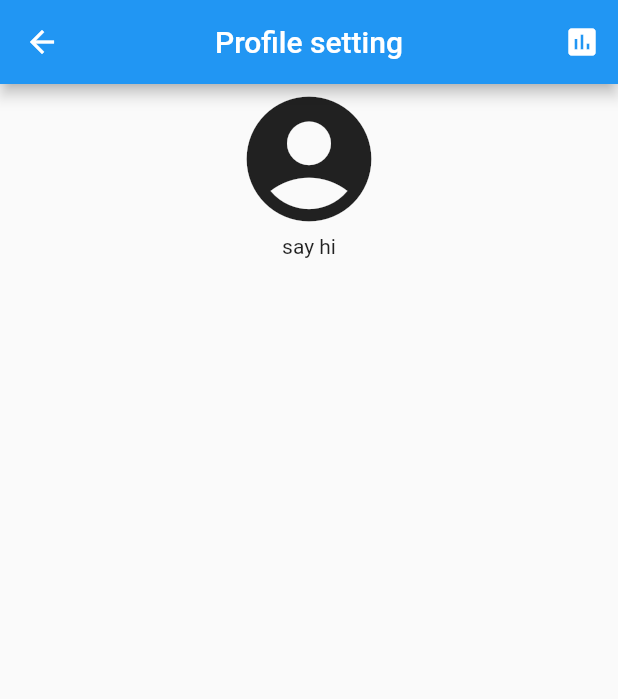
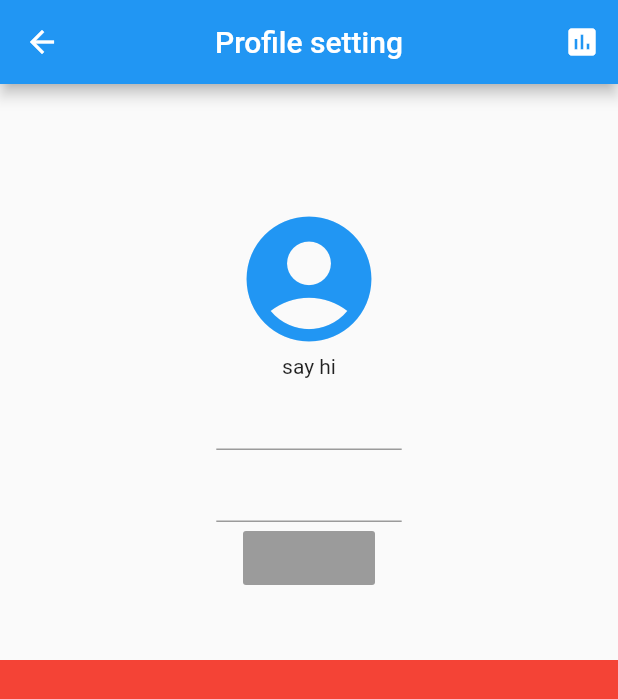
Before and after one commit to tbm98/make_sleep_better, a Flutter app: the screen it shows after launch, after a tap on the "account circle" icon, on a phone screen of 412 x 824 dp. Shown: the top 699 px of the screen. Run offline on Flutter 3.47's test engine with Material 2 defaults, Android fonts, the phone set to English and light mode, and no system bars.

Commit message:
edit homepage, some design in profile

```diff
--- a/lib/main.dart
+++ b/lib/main.dart
@@ -1,18 +1,18 @@
 import 'package:flutter/material.dart';
-import 'package:make_sleep_better/src/notifiers.dart';
+import 'package:make_sleep_better/src/providers/main.dart';
 import 'package:make_sleep_better/src/pages/home_page.dart';
 import 'package:provider/provider.dart';
 
 void main() => runApp(MultiProvider(providers: [
       ChangeNotifierProvider(
-        create: (_) => MainNotifier(),
+        create: (_) => MainProvider(),
       )
     ], child: MyApp()));
 
 class MyApp extends StatelessWidget {
   @override
   Widget build(BuildContext context) {
-    return Selector<MainNotifier, bool>(
+    return Selector<MainProvider, bool>(
       selector: (context, notifier) => notifier.darkMode,
       builder: (context, data, child) {
         print('rebuild material app');
--- a/lib/src/notifiers.dart
+++ /dev/null
@@ -1,12 +0,0 @@
-import 'package:flutter/material.dart';
-
-class MainNotifier extends ChangeNotifier {
-  bool _darkMode = false;
-
-  bool get darkMode => _darkMode;
-
-  void switchBrightnessMode() {
-    _darkMode = !_darkMode;
-    notifyListeners();
-  }
-}
--- a/lib/src/pages/home_page.dart
+++ b/lib/src/pages/home_page.dart
@@ -1,6 +1,6 @@
 import 'package:flutter/cupertino.dart';
 import 'package:flutter/material.dart';
-import 'package:make_sleep_better/src/notifiers.dart';
+import 'package:make_sleep_better/src/providers/main.dart';
 import 'package:make_sleep_better/src/obj/time_wake_up.dart';
 import 'package:make_sleep_better/src/pages/profile_page.dart';
 import 'package:make_sleep_better/src/supports/dates.dart';
@@ -17,6 +17,9 @@ class _HomePageState extends State<HomePage> {
   RangeValues _rangeValues;
   DateTime _timeSleep;
   Future<List<TimeWakeUp>> _timeWakeUp;
+
+  MainProvider get _mainProvider =>
+      Provider.of<MainProvider>(context, listen: false);
 
   @override
   void initState() {
@@ -56,7 +59,7 @@ class _HomePageState extends State<HomePage> {
     return IconButton(
       icon: Icon(Icons.brightness_3),
       onPressed: () {
-        Provider.of<MainNotifier>(context, listen: false)
+        Provider.of<MainProvider>(context, listen: false)
             .switchBrightnessMode();
       },
     );
@@ -140,17 +143,12 @@ class _HomePageState extends State<HomePage> {
               color: Colors.blue,
             ),
             label: Text(
-              '8:00',
+              _dateSupport.formatWithoutDay(),
             ),
             labelStyle: TextStyle(
                 color: Colors.blue, fontSize: Sizes.getWidth(context) / 17),
             backgroundColor: Colors.blue[50],
-            shadowColor: Colors.red,
           ),
-          IconButton(
-            icon: Icon(Icons.arrow_forward_ios),
-            onPressed: () {},
-          )
         ],
       ),
     );
@@ -170,11 +168,15 @@ class _HomePageState extends State<HomePage> {
                   TimeWakeUp data = timeWakeUps[index];
 
                   return ListTile(
-                    leading: Text(
-                      _dateSupport.format(data.time),
+                    title: Text(
+                      _dateSupport.formatWithDay(data.time),
                       style: TextStyle(fontSize: Sizes.getWidth(context) / 16),
                     ),
-                    trailing: Switch.adaptive(value: false, onChanged: (_) {}),
+                    subtitle: Text(_mainProvider.getSuggest(data.cycle)),
+                    trailing: Icon(
+                      _mainProvider.getIconOfCycle(data.cycle),
+                      color: _mainProvider.getColorOfCycle(data.cycle),
+                    ),
                   );
                 },
                 separatorBuilder: (_, __) {
--- a/lib/src/pages/profile_page.dart
+++ b/lib/src/pages/profile_page.dart
@@ -10,20 +10,40 @@ class ProfilePage extends StatelessWidget {
           actions: <Widget>[
             IconButton(
               icon: Icon(Icons.assessment),
-              onPressed: (){},
+              onPressed: () {},
             )
           ],
         ),
-        body: Container(
+        body: SizedBox.expand(
           child: Column(
             children: <Widget>[
-              Center(
-                child: Icon(
-                  Icons.account_circle,
-                  size: 100,
+              Flexible(
+                flex: 1,
+                child: Column(
+                  children: <Widget>[
+                    Padding(
+                      padding: const EdgeInsets.only(top: 80),
+                      child: Icon(
+                        Icons.account_circle,
+                        size: 100,
+                        color: Colors.blue,
+                      ),
+                    ),
+                    Text('say hi'),
+                    //todo: add controller for how long of one cycle and time for waiting to go to sleep
+                    FractionallySizedBox(widthFactor: 0.3, child: TextField()),
+                    FractionallySizedBox(widthFactor: 0.3, child: TextField()),
+                    RaisedButton(),
+                  ],
                 ),
               ),
-              Text('say hi')
+              Flexible(
+                flex: 1,
+                child: Container(
+                  color: Colors.red,
+                  //todo: add charts ,
+                ),
+              )
             ],
           ),
         ));
--- /dev/null
+++ b/lib/src/providers/main.dart
@@ -0,0 +1,33 @@
+import 'package:flutter/material.dart';
+import 'package:make_sleep_better/src/supports/strings.dart';
+
+class MainProvider extends ChangeNotifier {
+  bool _darkMode = false;
+
+  bool get darkMode => _darkMode;
+
+
+
+  void switchBrightnessMode() {
+    _darkMode = !_darkMode;
+    notifyListeners();
+  }
+
+  Color getColorOfCycle(int cycle) {
+    if(cycle >=3 && cycle <=6){
+      return Colors.green;
+    }
+    return Colors.red;
+  }
+
+  IconData getIconOfCycle(int cycle) {
+    if(cycle >=3 && cycle <=6){
+      return Icons.sentiment_satisfied;
+    }
+    return Icons.sentiment_dissatisfied;
+  }
+
+  String getSuggest(int cycle) {
+    return Strings.suggest_cycle[cycle-1];
+  }
+}
--- a/lib/src/supports/dates.dart
+++ b/lib/src/supports/dates.dart
@@ -1,4 +1,5 @@
 import 'package:flutter/material.dart';
+import 'package:intl/intl.dart';
 import 'package:make_sleep_better/src/obj/time_wake_up.dart';
 
 class DateSupport {
@@ -8,15 +9,21 @@ class DateSupport {
     time = DateTime.now();
   }
 
-  String format(DateTime time) {
-    return '${time.hour}:${time.minute}';
+  String formatWithoutDay() {
+    return DateFormat('HH:mm').format(time);
+  }
+
+  String formatWithDay(DateTime time) {
+    return DateFormat('HH:mm, E').format(time);
+//    return DateFormat..format(time);
   }
 
   Future<List<TimeWakeUp>> getTimesWakeUp(
       DateTime sleep, int delayMinutes, double minCycle, double maxCyle) async {
     List<TimeWakeUp> times = [];
     for (int i = minCycle.toInt(); i <= maxCyle.toInt(); i++) {
-      times.add(TimeWakeUp(sleep.add(Duration(minutes: i * 90 + delayMinutes)),i));
+      times.add(
+          TimeWakeUp(sleep.add(Duration(minutes: i * 90 + delayMinutes)), i));
     }
     return times;
   }
--- /dev/null
+++ b/lib/src/supports/strings.dart
@@ -0,0 +1,15 @@
+class Strings{
+  /// store suggest from 1 to 10 cycle sleep
+  static const List<String> suggest_cycle = [
+    'Too short',
+    'Too short',
+    'Short, but ok',
+    'Short, but ok',
+    'Short, but ok',
+    'Perfect! Recommended',
+    'Long',
+    'Too long',
+    'Too long',
+    'Too long'
+  ];
+}
--- a/pubspec.yaml
+++ b/pubspec.yaml
@@ -22,10 +22,12 @@ dependencies:
 
   # The following adds the Cupertino Icons font to your application.
   # Use with the CupertinoIcons class for iOS style icons.
+  intl: ^0.16.1
   cupertino_icons: ^0.1.3
   provider: ^4.0.3
-  firebase_database: ^3.1.1
+#  firebase_database: ^3.1.1
   shared_preferences: ^0.5.6+1
+  syncfusion_flutter_charts: ^17.4.46
 
 dev_dependencies:
   flutter_test:
```
Also changed, not shown: pubspec.lock, 3 other files.
